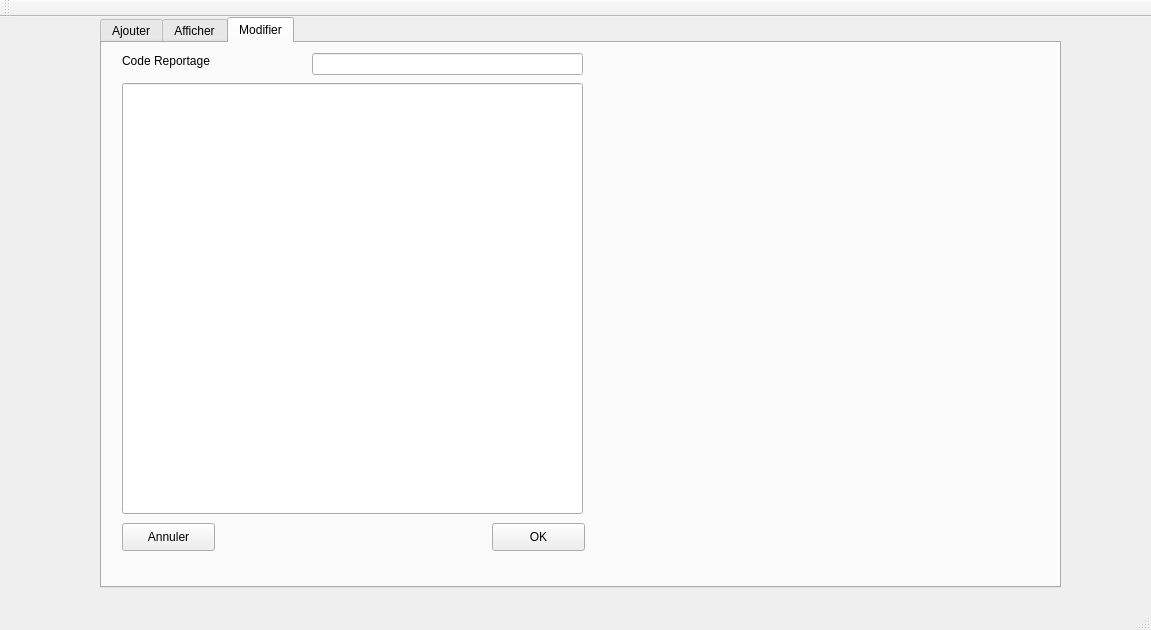
First picture: the form in Atelier_Connexion/mainwindow.ui, repository FirasJery/Olympic_games_2A15, before the edit.
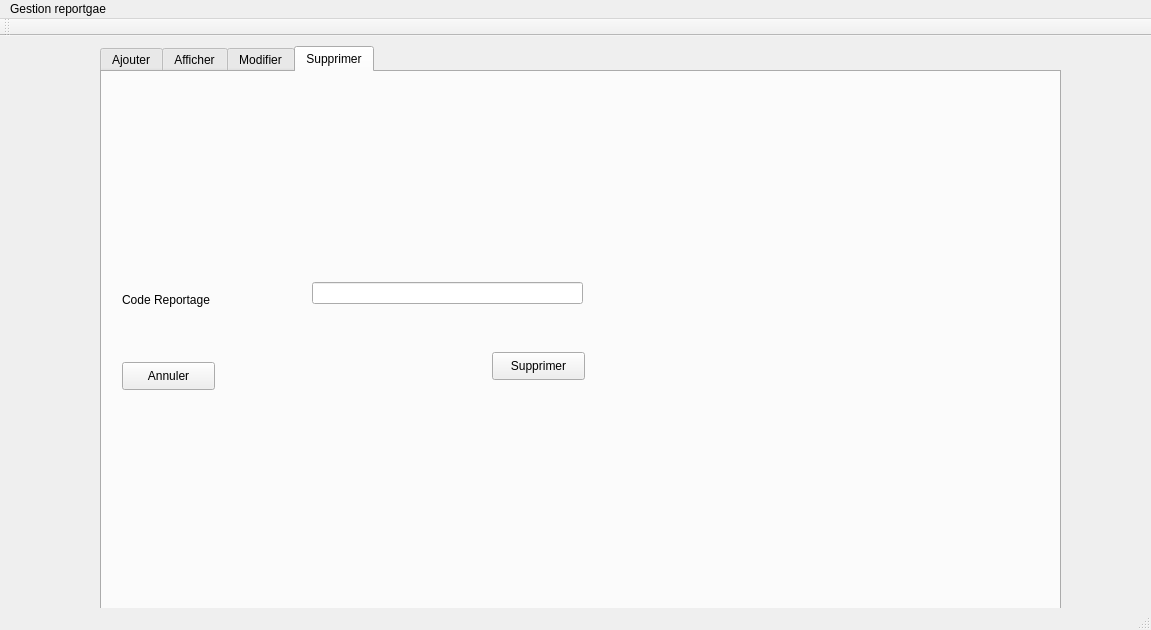
Second picture: the form after the edit. The open tabs and pages were chosen to show the change.

The edit to the form file:
```diff
--- a/Atelier_Connexion/mainwindow.ui
+++ b/Atelier_Connexion/mainwindow.ui
@@ -18,7 +18,7 @@
     <property name="geometry">
      <rect>
       <x>100</x>
-      <y>0</y>
+      <y>10</y>
       <width>961</width>
       <height>571</height>
      </rect>
@@ -222,7 +222,7 @@
        </rect>
       </property>
      </widget>
-     <widget class="QPushButton" name="pushButton_supp">
+     <widget class="QPushButton" name="supp_tout">
       <property name="geometry">
        <rect>
         <x>390</x>
@@ -315,7 +315,7 @@
       <property name="geometry">
        <rect>
         <x>20</x>
-        <y>10</y>
+        <y>220</y>
         <width>101</width>
         <height>16</height>
        </rect>
@@ -328,7 +328,7 @@
       <property name="geometry">
        <rect>
         <x>210</x>
-        <y>10</y>
+        <y>210</y>
         <width>271</width>
         <height>22</height>
        </rect>
@@ -338,20 +338,20 @@
       <property name="geometry">
        <rect>
         <x>390</x>
-        <y>480</y>
+        <y>280</y>
         <width>93</width>
         <height>28</height>
        </rect>
       </property>
       <property name="text">
-       <string>OK</string>
+       <string>Modifier</string>
       </property>
      </widget>
      <widget class="QPushButton" name="pushButton_4">
       <property name="geometry">
        <rect>
         <x>20</x>
-        <y>480</y>
+        <y>290</y>
         <width>93</width>
         <height>28</height>
        </rect>
@@ -360,14 +360,58 @@
        <string>Annuler</string>
       </property>
      </widget>
-     <widget class="QLineEdit" name="lineEdit_reportM">
+    </widget>
+    <widget class="QWidget" name="tab_4">
+     <attribute name="title">
+      <string>Supprimer</string>
+     </attribute>
+     <widget class="QLabel" name="label_11">
       <property name="geometry">
        <rect>
         <x>20</x>
-        <y>40</y>
-        <width>461</width>
-        <height>431</height>
+        <y>220</y>
+        <width>101</width>
+        <height>16</height>
        </rect>
+      </property>
+      <property name="text">
+       <string>Code Reportage</string>
+      </property>
+     </widget>
+     <widget class="QLineEdit" name="lineEdit_codeMod_2">
+      <property name="geometry">
+       <rect>
+        <x>210</x>
+        <y>210</y>
+        <width>271</width>
+        <height>22</height>
+       </rect>
+      </property>
+     </widget>
+     <widget class="QPushButton" name="pushButton_5">
+      <property name="geometry">
+       <rect>
+        <x>20</x>
+        <y>290</y>
+        <width>93</width>
+        <height>28</height>
+       </rect>
+      </property>
+      <property name="text">
+       <string>Annuler</string>
+      </property>
+     </widget>
+     <widget class="QPushButton" name="pushButton_supp">
+      <property name="geometry">
+       <rect>
+        <x>390</x>
+        <y>280</y>
+        <width>93</width>
+        <height>28</height>
+       </rect>
+      </property>
+      <property name="text">
+       <string>Supprimer</string>
       </property>
      </widget>
     </widget>
@@ -391,6 +435,12 @@
      <height>26</height>
     </rect>
    </property>
+   <widget class="QMenu" name="menuGestion_reportgae">
+    <property name="title">
+     <string>Gestion reportgae</string>
+    </property>
+   </widget>
+   <addaction name="menuGestion_reportgae"/>
   </widget>
  </widget>
  <layoutdefault spacing="6" margin="11"/>
```
Left out of the diff: 4 changed lines with no effect on the pictures.
